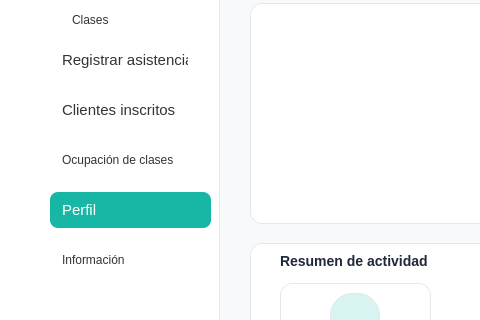
smonts01/Ingenieria-del-software, file Proyecto/src/vista/Ui/interfaz_entrenador_perfil.ui: the form before one commit; both pictures show x 0 to 480 and y 167 to 487 of the 1207 by 700 pixel window.
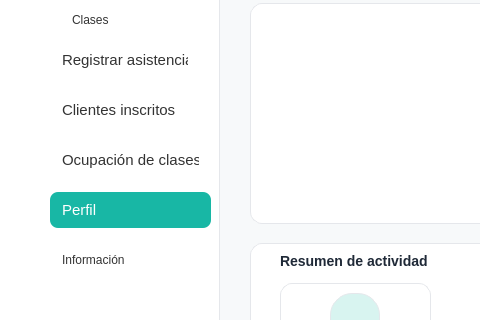
The form after the commit. Icons and pictures are not drawn.

Commit message: perfil entrenador update

```diff
--- a/Proyecto/src/vista/Ui/interfaz_entrenador_perfil.ui
+++ b/Proyecto/src/vista/Ui/interfaz_entrenador_perfil.ui
@@ -584,10 +584,16 @@
       <rect>
        <x>50</x>
        <y>220</y>
-       <width>150</width>
+       <width>161</width>
        <height>36</height>
       </rect>
      </property>
+     <property name="font">
+      <font>
+       <family>Segoe UI</family>
+       <pointsize>11</pointsize>
+      </font>
+     </property>
      <property name="styleSheet">
       <string notr="true">QPushButton {
     background-color: transparent;
```
